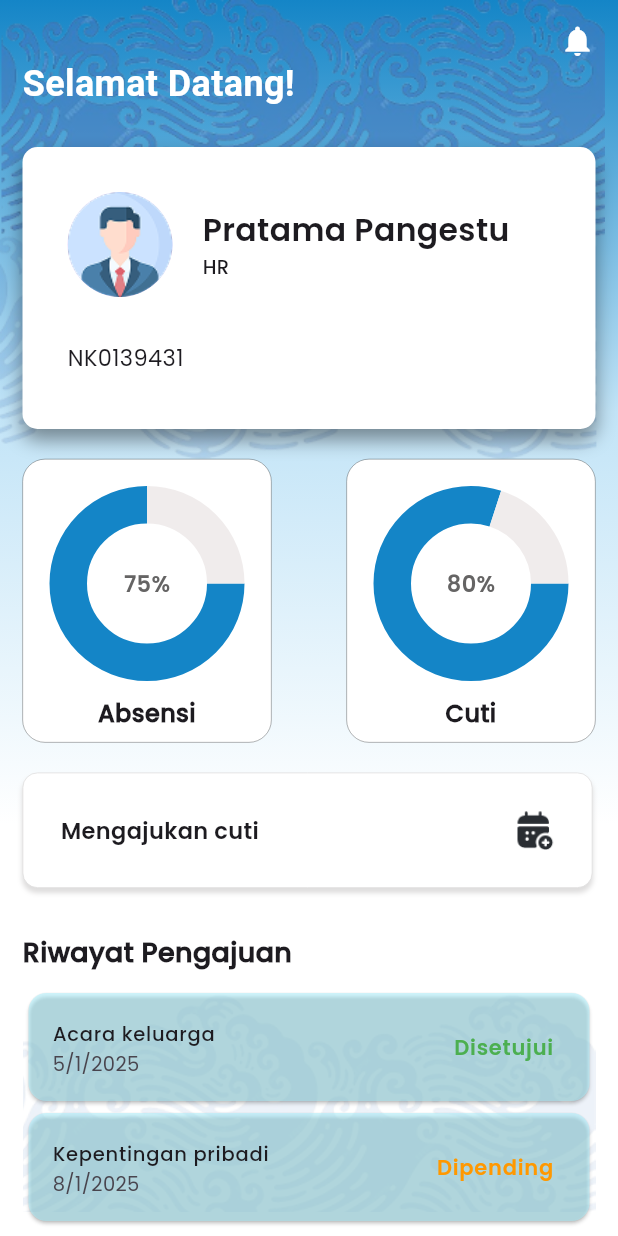
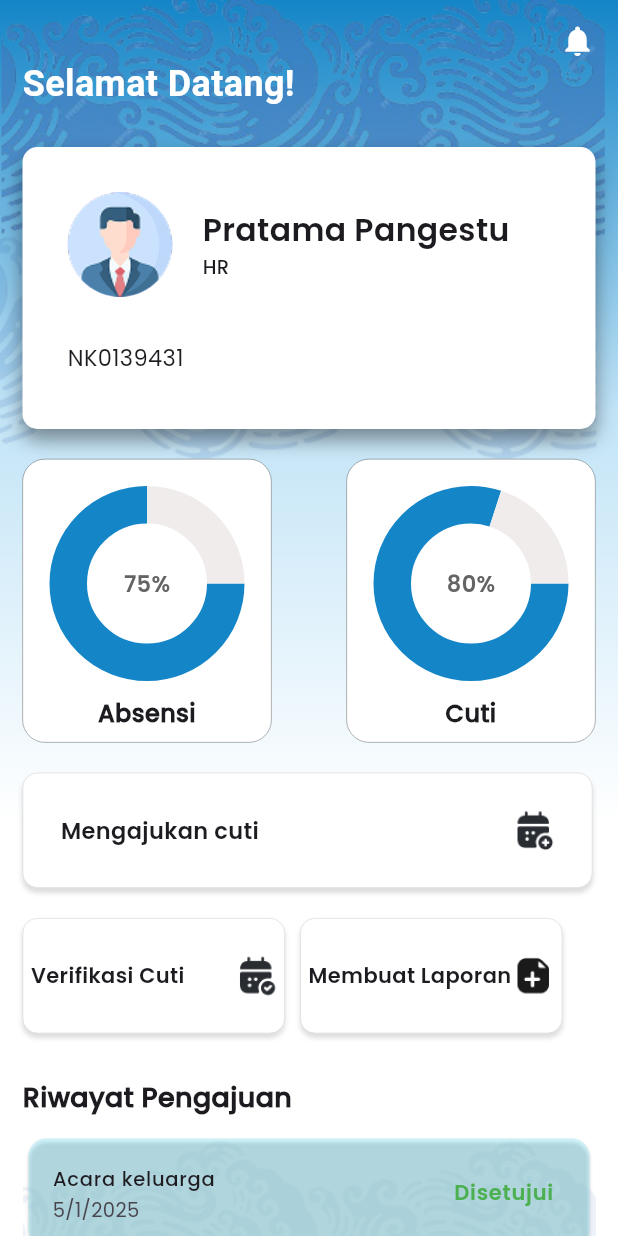
Before and after one commit to TrianaJulianingsih/MyBerikanMobile, a Flutter app: the screen it shows after launch, on a phone screen of 412 x 824 dp. Run offline on Flutter 3.47's test engine with Material 3 defaults, Android fonts, the phone set to English and light mode, and no system bars; drawn by our look-alikes of fl_chart.

Commit message:
update dashboard

```diff
--- a/lib/views/dashboard.dart
+++ b/lib/views/dashboard.dart
@@ -217,6 +217,108 @@ class _DashboardScreenState extends State<DashboardScreen> {
                           ),
                         ),
                       ),
+                      SizedBox(height: 20),
+                      Row(
+                        children: [
+                          Container(
+                            height: 77,
+                            width: 175,
+                            decoration: BoxDecoration(
+                              borderRadius: BorderRadius.circular(10),
+                              border: Border.all(
+                                width: 0.5,
+                                color: const Color.fromARGB(255, 222, 221, 221),
+                              ),
+                              color: Colors.white,
+                              boxShadow: [
+                                BoxShadow(
+                                  offset: Offset(0, 3),
+                                  blurRadius: 2,
+                                  color: const Color.fromARGB(
+                                    255,
+                                    222,
+                                    221,
+                                    221,
+                                  ),
+                                ),
+                              ],
+                            ),
+                            child: Row(
+                              mainAxisAlignment: MainAxisAlignment.spaceBetween,
+                              children: [
+                                Padding(
+                                  padding: const EdgeInsets.only(left: 5),
+                                  child: Text("Verifikasi Cuti", style: TextStyle(fontFamily: "Poppins_SemiBold"),),
+                                ),
+                                Padding(
+                                  padding: const EdgeInsets.only(right: 5),
+                                  child: Container(
+                                    height: 28,
+                                    width: 28,
+                                    decoration: BoxDecoration(
+                                      image: DecorationImage(
+                                        image: AssetImage(
+                                          "assets/icons/calendar-tick.png",
+                                        ),
+                                        fit: BoxFit.cover,
+                                      ),
+                                    ),
+                                  ),
+                                ),
+                              ],
+                            ),
+                          ),
+                          SizedBox(width: 10,),
+                          Container(
+                            height: 77,
+                            width: 175,
+                            decoration: BoxDecoration(
+                              borderRadius: BorderRadius.circular(10),
+                              border: Border.all(
+                                width: 0.5,
+                                color: const Color.fromARGB(255, 222, 221, 221),
+                              ),
+                              color: Colors.white,
+                              boxShadow: [
+                                BoxShadow(
+                                  offset: Offset(0, 3),
+                                  blurRadius: 2,
+                                  color: const Color.fromARGB(
+                                    255,
+                                    222,
+                                    221,
+                                    221,
+                                  ),
+                                ),
+                              ],
+                            ),
+                            child: Row(
+                              mainAxisAlignment: MainAxisAlignment.spaceBetween,
+                              children: [
+                                Padding(
+                                  padding: const EdgeInsets.only(left: 5),
+                                  child: Text("Membuat Laporan", style: TextStyle(fontFamily: "Poppins_SemiBold"),),
+                                ),
+                                Padding(
+                                  padding: const EdgeInsets.only(right: 5),
+                                  child: Container(
+                                    height: 28,
+                                    width: 28,
+                                    decoration: BoxDecoration(
+                                      image: DecorationImage(
+                                        image: AssetImage(
+                                          "assets/icons/file-plus-fill.png",
+                                        ),
+                                        fit: BoxFit.cover,
+                                      ),
+                                    ),
+                                  ),
+                                ),
+                              ],
+                            ),
+                          ),
+                        ],
+                      ),
                       SizedBox(height: 30),
                       Text(
                         "Riwayat Pengajuan",
@@ -233,7 +335,10 @@ class _DashboardScreenState extends State<DashboardScreen> {
                             height: 150,
                             width: double.infinity,
                             decoration: BoxDecoration(
-                              image: DecorationImage(image: AssetImage("assets/images/motif 2.png"), fit: BoxFit.cover)
+                              image: DecorationImage(
+                                image: AssetImage("assets/images/motif 2.png"),
+                                fit: BoxFit.cover,
+                              ),
                             ),
                           ),
                           ListView.builder(
@@ -243,7 +348,12 @@ class _DashboardScreenState extends State<DashboardScreen> {
                             itemBuilder: (context, index) {
                               final cuti = riwayat.user.cuti[index];
                               return Card(
-                                color: Color.fromARGB(255, 168, 241, 255).withOpacity(0.50),
+                                color: Color.fromARGB(
+                                  255,
+                                  168,
+                                  241,
+                                  255,
+                                ).withOpacity(0.50),
                                 child: ListTile(
                                   title: Text(
                                     cuti.alasan,
```
Also changed, not shown: lib/views/verifikasi_screen.dart (added, +68 -0 lines), assets/icons/file-plus-fill.png (added).
